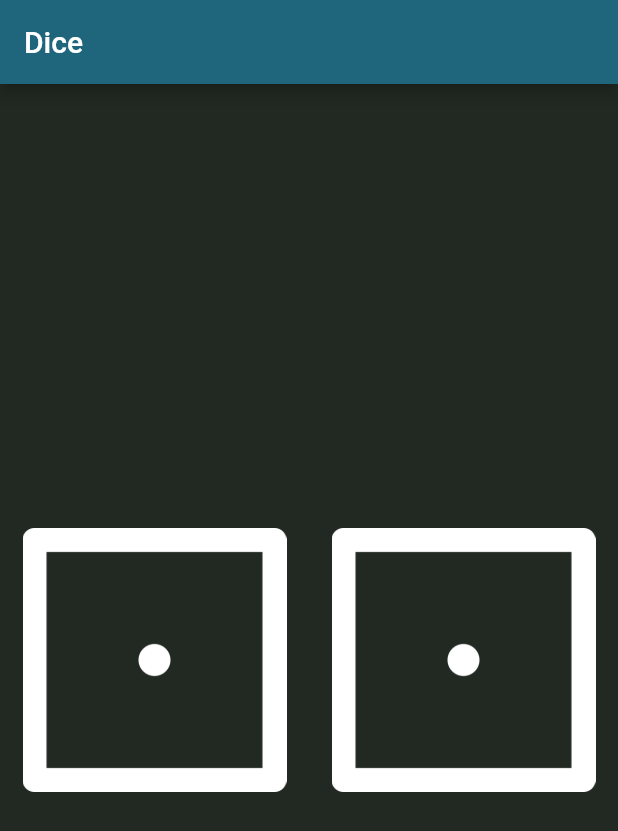
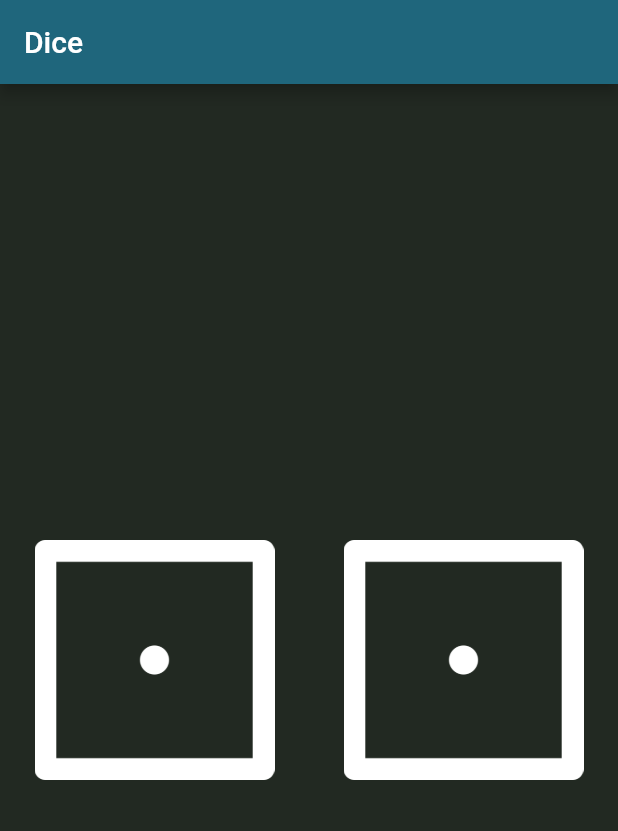
Before and after one commit to HeratUni-CS/dicee-parwiz-hub, a Flutter app: the screen it shows after launch, on a phone screen of 412 x 824 dp. Shown: the top 831 px of the screen. Run offline on Flutter 3.47's test engine with Material 2 defaults, Android fonts, the phone set to English and light mode, and no system bars.

Commit message:
Add Button

```diff
--- a/lib/main.dart
+++ b/lib/main.dart
@@ -24,13 +24,23 @@ class MyApp extends StatelessWidget {
           Expanded(
             child: Padding(
               padding: EdgeInsets.all(15),
-              child: Image.asset('images/dice1.png'),
+              child: TextButton(
+                onPressed: () {
+                  print('This is left Button');
+                },
+                child: Image.asset('images/dice1.png'),
+              ),
             ),
           ),
           Expanded(
             child: Padding(
               padding: EdgeInsets.all(15),
-              child: Image.asset('images/dice1.png'),
+              child: TextButton(
+                 onPressed: () {
+                  print('This is Right Button');
+                },
+                child: Image.asset('images/dice1.png'),
+              ),
             ),
           ),
         ],
```
